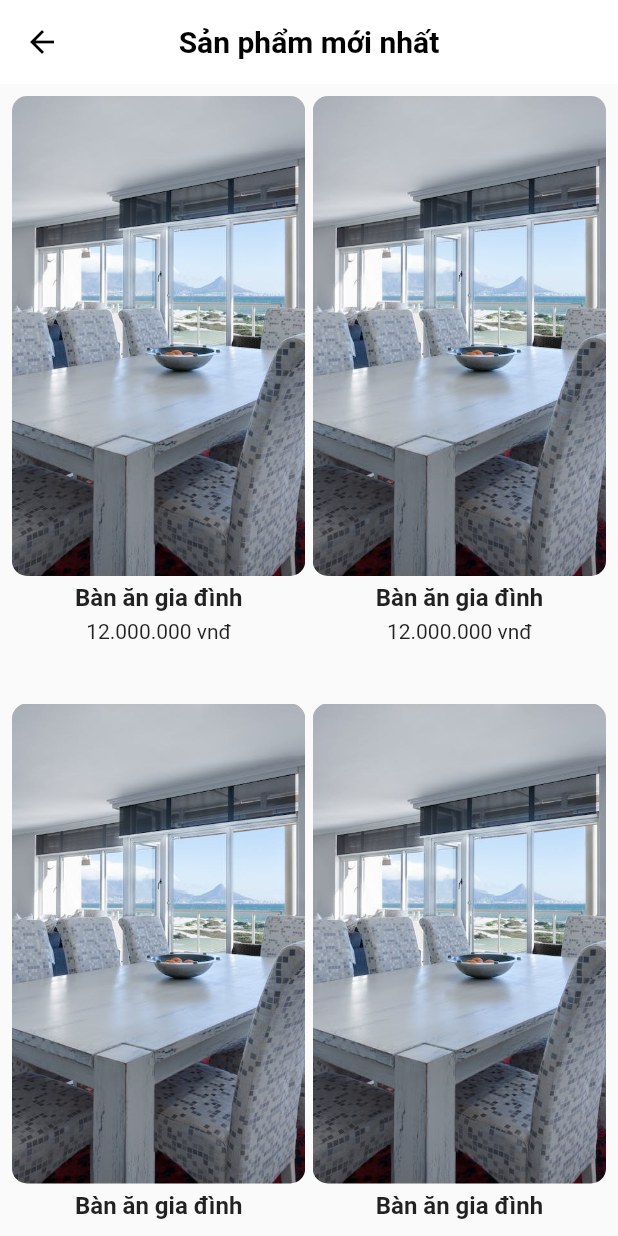
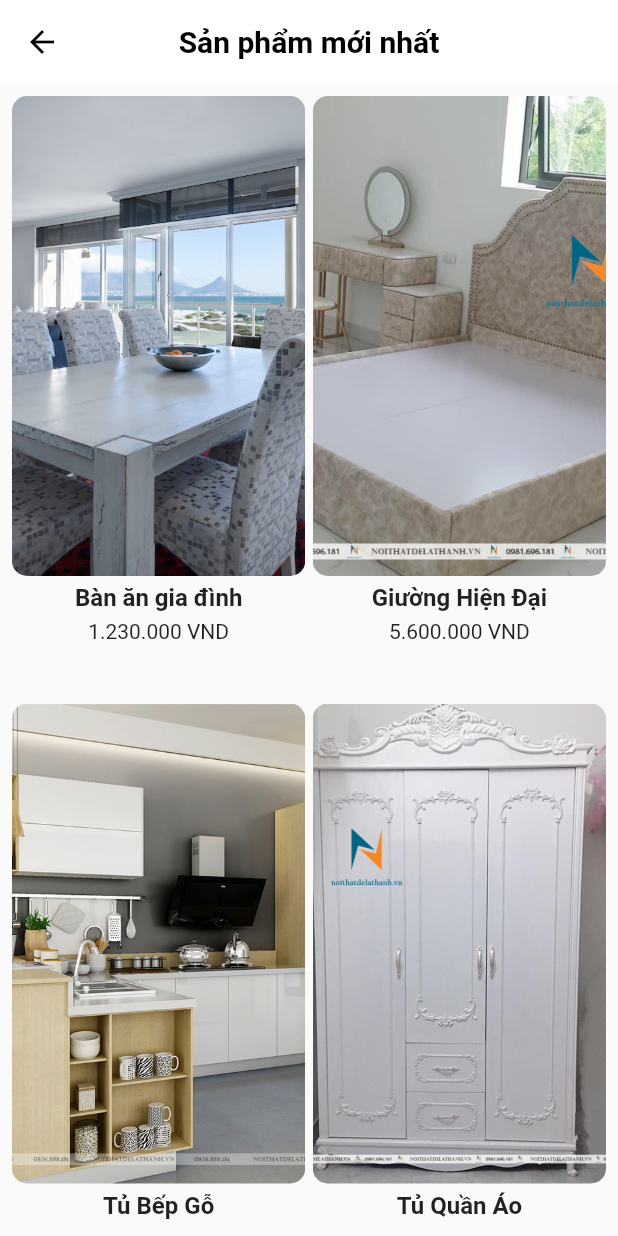
Before and after one commit to anhkiet-201/CDIO-3, a Flutter app: the screen it shows after launch, scrolled down 576 dp, after a tap on "Xem thêm", on a phone screen of 412 x 824 dp. Run offline on Flutter 3.47's test engine with Material 2 defaults, Android fonts, the phone set to English and light mode, and no system bars; our stand-ins replace awesome_snackbar_content, carousel_slider, iconsax; accounts and stored records are empty; network calls fail.

Commit message:
fix error

```diff
--- a/lib/data/GioHangData.dart
+++ b/lib/data/GioHangData.dart
@@ -18,8 +18,8 @@ class GioHangData {
     // numList = List.filled(gioHangData.length, Random().nextInt(5) + 1);
   }
 
-  add(int num){
-    gioHangData.add(Product(maSp: '001', donGia: 1230000, maDM: 'DM01', tenSp: 'Bàn ăn gia đình',img: 'img.png'));
+  add(int num,Product product){
+    gioHangData.add(product);
     checkList.add(false);
     numList.add(num);
   }
--- a/lib/data/ProductsData.dart
+++ b/lib/data/ProductsData.dart
@@ -2,8 +2,8 @@ import 'package:interior_app/models/Product.dart';
 
 final List<Product> productData =[
   Product(maSp: '001', donGia: 1230000, maDM: 'DM01', tenSp: 'Bàn ăn gia đình',img: 'img.png'),
-  Product(maSp: '001', donGia: 1230000, maDM: 'DM01', tenSp: 'Bàn ăn gia đình',img: 'img.png'),
-  Product(maSp: '001', donGia: 1230000, maDM: 'DM01', tenSp: 'Bàn ăn gia đình',img: 'img.png'),
-  Product(maSp: '001', donGia: 1230000, maDM: 'DM01', tenSp: 'Bàn ăn gia đình',img: 'img.png'),
-  Product(maSp: '001', donGia: 1230000, maDM: 'DM01', tenSp: 'Bàn ăn gia đình',img: 'img.png'),
+  Product(maSp: '002', donGia: 5600000, maDM: 'DM01', tenSp: 'Giường Hiện Đại',img: 'img_1.png'),
+  Product(maSp: '001', donGia: 2230000, maDM: 'DM01', tenSp: 'Tủ Bếp Gỗ',img: 'img_2.png'),
+  Product(maSp: '001', donGia: 3930000, maDM: 'DM01', tenSp: 'Tủ Quần Áo',img: 'img_3.png'),
+  Product(maSp: '001', donGia: 423000, maDM: 'DM01', tenSp: 'GHẾ CHÂN GỔ',img: 'img_4.png'),
 ];
--- a/lib/main.dart
+++ b/lib/main.dart
@@ -14,12 +14,12 @@ class MyApp extends StatelessWidget {
   @override
   Widget build(BuildContext context) {
     return MaterialApp(
-      title: 'Flutter Demo',
+      title: 'Interior App',
       debugShowCheckedModeBanner: false,
       theme: ThemeData(
         primarySwatch: Colors.blue,
       ),
-      home:  Home_UI(),
+      home:  const Home_UI(),
     );
   }
 }
--- a/lib/models/Product.dart
+++ b/lib/models/Product.dart
@@ -3,7 +3,7 @@ class Product {
   final String maSp;
   final String tenSp;
   final String maDM;
-  final double donGia;
+  final int donGia;
   final String img;
   Product({required this.img,required this.maSp, required this.donGia, required this.maDM,required this.tenSp});
 }
--- a/lib/models/User.dart
+++ b/lib/models/User.dart
@@ -1,7 +1,8 @@
 class User {
-  final String userName;
+  final String email;
   final String pass;
   final String name;
 
-  User({required this.name, required this.pass, required this.userName});
+  User({required this.name, required this.pass, required this.email});
+
 }
--- a/lib/ui/Home_Page/CuaHang_UI.dart
+++ b/lib/ui/Home_Page/CuaHang_UI.dart
@@ -1,6 +1,7 @@
 import 'package:carousel_slider/carousel_slider.dart';
 import 'package:flutter/material.dart';
 import 'package:interior_app/Utils/Utils.dart';
+import 'package:interior_app/data/ProductsData.dart';
 import 'package:interior_app/ui/Detail_UI.dart';
 import 'package:interior_app/ui/ViewMore_UI.dart';
 
@@ -87,7 +88,7 @@ class _CuaHang_UIState extends State<CuaHang_UI> {
                     child: ListView.builder(
                       physics: const BouncingScrollPhysics(),
                       scrollDirection: Axis.horizontal,
-                      itemCount: 10,
+                      itemCount: productData.length,
                       itemBuilder: (_,index){
                         return GestureDetector(
                           child: Container(
@@ -99,7 +100,7 @@ class _CuaHang_UIState extends State<CuaHang_UI> {
                                   flex: 2,
                                   child: ClipRRect(
                                     borderRadius: const BorderRadius.all(Radius.circular(10)),
-                                    child: Image.asset('images/img.png',fit: BoxFit.cover,),
+                                    child: Image.asset('images/${productData[index].img}',fit: BoxFit.cover,),
                                   ),
                                 ),
                                 Expanded(
@@ -109,7 +110,7 @@ class _CuaHang_UIState extends State<CuaHang_UI> {
                                     child: Column(
                                       children: [
                                         Text(
-                                          'Bàn ăn gia đình',
+                                          '${productData[index].tenSp}',
                                           style: TextStyle(
                                               fontSize: 16,
                                               fontWeight: FontWeight.bold
@@ -117,7 +118,7 @@ class _CuaHang_UIState extends State<CuaHang_UI> {
                                         ),
                                         SizedBox(height: 5,),
                                         Text(
-                                            doubleToVnd(12000000)
+                                            doubleToVnd(productData[index].donGia)
                                         )
                                       ],
                                     ),
@@ -127,7 +128,7 @@ class _CuaHang_UIState extends State<CuaHang_UI> {
                             ),
                           ),
                           onTap: (){
-                            startActivity(context, Detail_UI());
+                            startActivity(context, Detail_UI(product: productData[index],));
                           },
                         );
                       },
--- a/lib/ui/Home_Page/TaiKhoan_UI.dart
+++ b/lib/ui/Home_Page/TaiKhoan_UI.dart
@@ -82,7 +82,7 @@ class _TaiKhoan_UIState extends State<TaiKhoan_UI> {
                 Icon(Iconsax.personalcard,size: 75,),
                 SizedBox(width: 10,),
                 Text(
-                    'Hồ Anh Kiệt',
+                    '${user?.name}',
                   style: TextStyle(
                     fontSize: 25,
                     fontWeight: FontWeight.bold
--- a/lib/ui/Home_UI.dart
+++ b/lib/ui/Home_UI.dart
@@ -17,8 +17,6 @@ class Home_UI extends StatefulWidget {
 class _Home_UIState extends State<Home_UI> {
   int _currentIndex = 1;
   List<Widget> _pages = [GioHang_UI(),CuaHang_UI(),TaiKhoan_UI()];
-
-
 
   @override
   Widget build(BuildContext context) {
--- a/lib/ui/Login_UI.dart
+++ b/lib/ui/Login_UI.dart
@@ -1,7 +1,9 @@
 import 'package:awesome_snackbar_content/awesome_snackbar_content.dart';
+import 'package:flutter/gestures.dart';
 import 'package:flutter/material.dart';
 import 'package:interior_app/data/LoginData.dart';
 import 'package:interior_app/ui/Home_UI.dart';
+import 'package:interior_app/ui/Signup_UI.dart';
 
 import '../Utils/Utils.dart';
 import '../component/EmailField.dart';
@@ -115,6 +117,9 @@ class Login_UI extends StatelessWidget {
                             style: TextStyle(
                               color: Colors.blue
                             ),
+                            recognizer: TapGestureRecognizer()..onTap = (){
+                              startActivity(context,  Signup_UI());
+                            }
                           )
                         ]
                       ),
--- a/lib/ui/ViewMore_UI.dart
+++ b/lib/ui/ViewMore_UI.dart
@@ -1,4 +1,6 @@
 import 'package:flutter/material.dart';
+import 'package:interior_app/Utils/Utils.dart';
+import 'package:interior_app/data/ProductsData.dart';
 
 import '../component/CustomAppbar.dart';
 
@@ -19,7 +21,8 @@ class _ViewMore_UIState extends State<ViewMore_UI> {
         child: GridView.builder(
           physics: BouncingScrollPhysics(),
           gridDelegate: const SliverGridDelegateWithFixedCrossAxisCount(crossAxisCount: 2,mainAxisSpacing: 5,crossAxisSpacing: 5, mainAxisExtent:400),
-          itemBuilder: (index,_){
+          itemCount: productData.length,
+          itemBuilder: (_,index){
             return Container(
               child: Column(
                 children: [
@@ -27,7 +30,7 @@ class _ViewMore_UIState extends State<ViewMore_UI> {
                     flex: 4,
                     child: ClipRRect(
                       borderRadius: const BorderRadius.all(Radius.circular(10)),
-                      child: Image.asset('images/img.png',fit: BoxFit.cover,),
+                      child: Image.asset('images/${productData[index].img}',fit: BoxFit.cover,),
                     ),
                   ),
                   Expanded(
@@ -37,7 +40,7 @@ class _ViewMore_UIState extends State<ViewMore_UI> {
                       child: Column(
                         children: [
                           Text(
-                            'Bàn ăn gia đình',
+                            '${productData[index].tenSp}',
                             style: TextStyle(
                                 fontSize: 16,
                                 fontWeight: FontWeight.bold
@@ -45,7 +48,7 @@ class _ViewMore_UIState extends State<ViewMore_UI> {
                           ),
                           SizedBox(height: 5,),
                           Text(
-                              '12.000.000 vnđ'
+                              doubleToVnd(productData[index].donGia)
                           )
                         ],
                       ),
```
Also changed, not shown: lib/data/LoginData.dart (+18 -4 lines), lib/ui/Detail_UI.dart (+13 -11 lines), lib/ui/Signup_UI.dart (+28 -12 lines), images/img_1.png (added), images/img_2.png (added), images/img_3.png (added), images/img_4.png (added).
